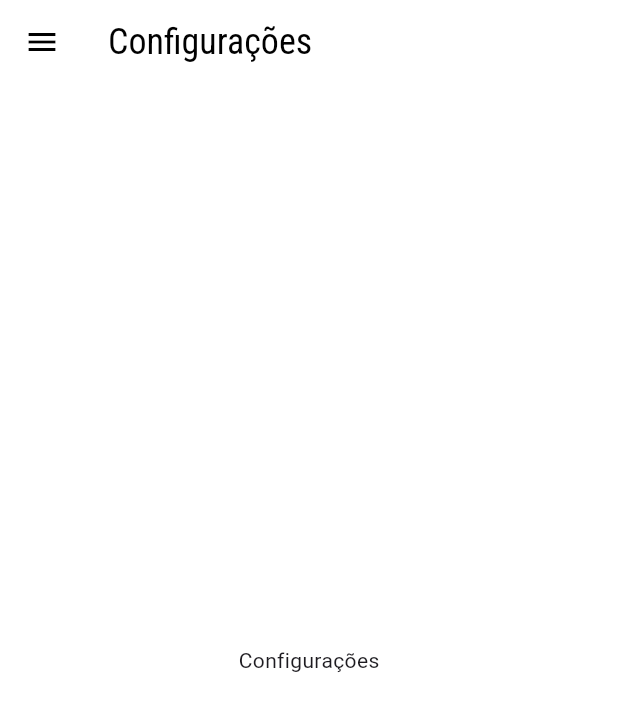
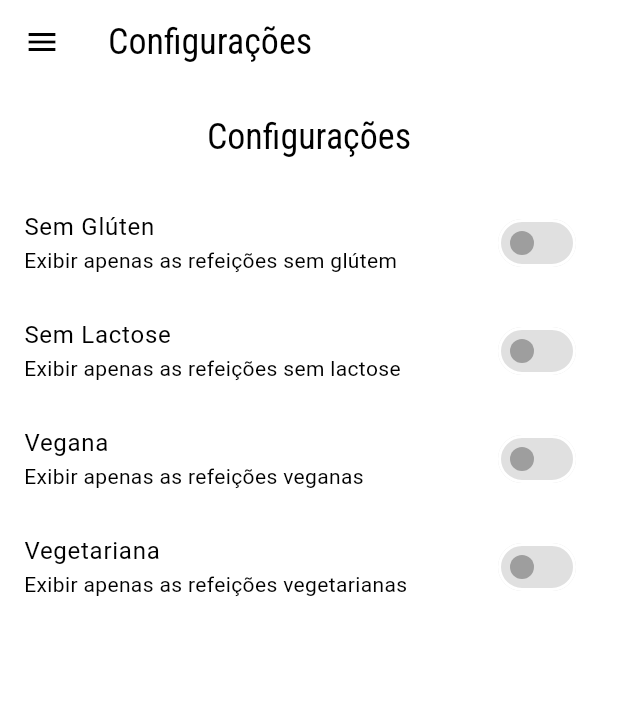
Before and after one commit to maitabom/meals, a Flutter app: the SettingsPage screen opened by its route, on a phone screen of 412 x 824 dp. Shown: the top 711 px of the screen. Run offline on Flutter 3.47's test engine with Material 3 defaults, Android fonts, the phone set to English and light mode, and no system bars; network calls fail.

Commit message:
Adiciona botão flutuante na página de detalhes da refeição e implementa a lógica de navegação na página de configurações com opções de filtro

```diff
--- /dev/null
+++ b/lib/models/settings.dart
@@ -0,0 +1,13 @@
+class Settings {
+  bool glutenFree;
+  bool lactoseFree;
+  bool vegan;
+  bool vegetarian;
+
+  Settings({
+    this.glutenFree = false,
+    this.lactoseFree = false,
+    this.vegan = false,
+    this.vegetarian = false,
+  });
+}
--- a/lib/pages/meal.dart
+++ b/lib/pages/meal.dart
@@ -90,6 +90,12 @@ class MealDetailPage extends StatelessWidget {
           ],
         ),
       ),
+      floatingActionButton: FloatingActionButton(
+        child: Icon(Icons.star),
+        onPressed: () {
+          Navigator.of(context).pop(meal.title);
+        },
+      ),
     );
   }
 }
--- a/lib/pages/settings.dart
+++ b/lib/pages/settings.dart
@@ -1,15 +1,85 @@
 import 'package:flutter/material.dart';
 import 'package:meals/components/main_drawer.dart';
+import 'package:meals/models/settings.dart';
 
-class SettingsPage extends StatelessWidget {
+class SettingsPage extends StatefulWidget {
   const SettingsPage({super.key});
+
+  @override
+  State<SettingsPage> createState() => _SettingsPageState();
+}
+
+class _SettingsPageState extends State<SettingsPage> {
+  var settings = Settings();
+
+  Widget createdSwitch(
+    String title,
+    String subtitle,
+    bool checked,
+    ValueChanged<bool> onChanged,
+  ) {
+    return SwitchListTile.adaptive(
+      title: Text(title),
+      subtitle: Text(subtitle),
+      value: checked,
+      onChanged: onChanged,
+    );
+  }
 
   @override
   Widget build(BuildContext context) {
     return Scaffold(
       appBar: AppBar(title: Text('Configurações')),
       drawer: MainDrawer(),
-      body: Center(child: Text('Configurações')),
+      body: Column(
+        children: [
+          Container(
+            padding: EdgeInsets.all(20),
+            child: Text(
+              'Configurações',
+              style: Theme.of(context).textTheme.titleLarge,
+            ),
+          ),
+          Expanded(
+            child: ListView(
+              children: [
+                createdSwitch(
+                  'Sem Glúten',
+                  'Exibir apenas as refeições sem glútem',
+                  settings.glutenFree,
+                  (value) => setState(() {
+                    settings.glutenFree = value;
+                  }),
+                ),
+                createdSwitch(
+                  'Sem Lactose',
+                  'Exibir apenas as refeições sem lactose',
+                  settings.lactoseFree,
+                  (value) => setState(() {
+                    settings.lactoseFree = value;
+                  }),
+                ),
+                createdSwitch(
+                  'Vegana',
+                  'Exibir apenas as refeições veganas',
+                  settings.vegan,
+                  (value) => setState(() {
+                    settings.vegan = value;
+                  }),
+                ),
+                createdSwitch(
+                  'Vegetariana',
+                  'Exibir apenas as refeições vegetarianas',
+                  settings.vegetarian,
+                  (value) => setState(() {
+                    settings.vegetarian = value;
+                  }),
+                ),
+              ],
+            ),
+          ),
+        ],
+      ),
     );
   }
 }
```
